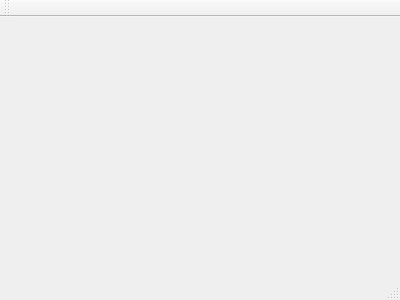
Aurelienpla/Serveur_Calendrier, file mainwindow.ui: the form before one commit.
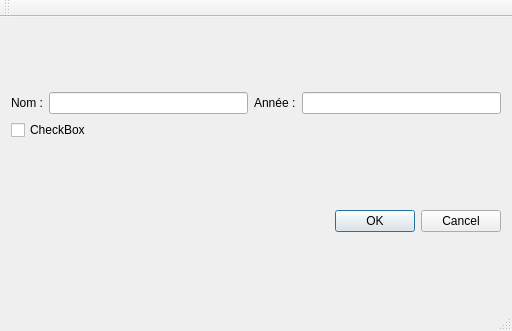
The form after the commit.

Commit message: Mise en forme ui

```diff
--- a/mainwindow.ui
+++ b/mainwindow.ui
@@ -1,24 +1,98 @@
 <ui version="4.0">
  <class>MainWindow</class>
- <widget class="QMainWindow" name="MainWindow" >
-  <property name="geometry" >
+ <widget class="QMainWindow" name="MainWindow">
+  <property name="geometry">
    <rect>
     <x>0</x>
     <y>0</y>
-    <width>400</width>
-    <height>300</height>
+    <width>512</width>
+    <height>331</height>
    </rect>
   </property>
   <property name="windowTitle" >
    <string>MainWindow</string>
   </property>
-  <widget class="QMenuBar" name="menuBar" />
-  <widget class="QToolBar" name="mainToolBar" />
-  <widget class="QWidget" name="centralWidget" />
-  <widget class="QStatusBar" name="statusBar" />
+  <widget class="QWidget" name="centralWidget">
+   <layout class="QGridLayout" name="gridLayout_2">
+    <item row="0" column="0">
+     <layout class="QVBoxLayout" name="verticalLayout">
+      <item>
+       <layout class="QHBoxLayout" name="horizontalLayout_3">
+        <item>
+         <widget class="QLabel" name="label_2">
+          <property name="text">
+           <string>Nom :</string>
+          </property>
+         </widget>
+        </item>
+        <item>
+         <widget class="QLineEdit" name="mLineEditName">
+          <property name="contextMenuPolicy">
+           <enum>Qt::PreventContextMenu</enum>
+          </property>
+         </widget>
+        </item>
+        <item>
+         <widget class="QLabel" name="label">
+          <property name="text">
+           <string>Année :</string>
+          </property>
+         </widget>
+        </item>
+        <item>
+         <widget class="QLineEdit" name="mLneEditYear"/>
+        </item>
+       </layout>
+      </item>
+      <item>
+       <layout class="QGridLayout" name="layoutPictures">
+        <item row="0" column="0">
+         <widget class="QCheckBox" name="checkBox">
+          <property name="text">
+           <string>CheckBox</string>
+          </property>
+          <property name="iconSize">
+           <size>
+            <width>33</width>
+            <height>50</height>
+           </size>
+          </property>
+         </widget>
+        </item>
+       </layout>
+      </item>
+     </layout>
+    </item>
+    <item row="1" column="0">
+     <widget class="QDialogButtonBox" name="mDialogButton">
+      <property name="standardButtons">
+       <set>QDialogButtonBox::Cancel|QDialogButtonBox::Ok</set>
+      </property>
+     </widget>
+    </item>
+   </layout>
+  </widget>
+  <widget class="QMenuBar" name="menuBar">
+   <property name="geometry">
+    <rect>
+     <x>0</x>
+     <y>0</y>
+     <width>512</width>
+     <height>22</height>
+    </rect>
+   </property>
+  </widget>
+  <widget class="QToolBar" name="mainToolBar">
+   <attribute name="toolBarArea">
+    <enum>TopToolBarArea</enum>
+   </attribute>
+   <attribute name="toolBarBreak">
+    <bool>false</bool>
+   </attribute>
+  </widget>
+  <widget class="QStatusBar" name="statusBar"/>
  </widget>
- <layoutDefault spacing="6" margin="11" />
- <pixmapfunction></pixmapfunction>
+ <layoutdefault spacing="6" margin="11"/>
  <resources/>
  <connections/>
 </ui>
```
Left out of the diff: 3 changed lines with no effect on the pictures. The commit also changes 3 other files.
